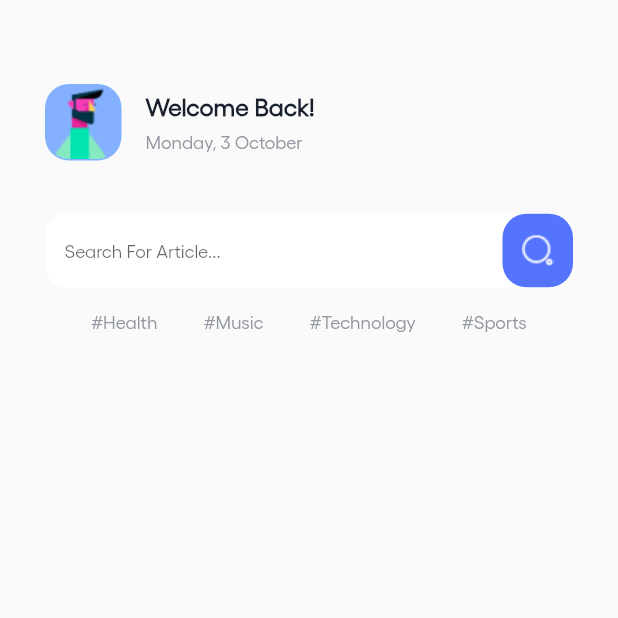
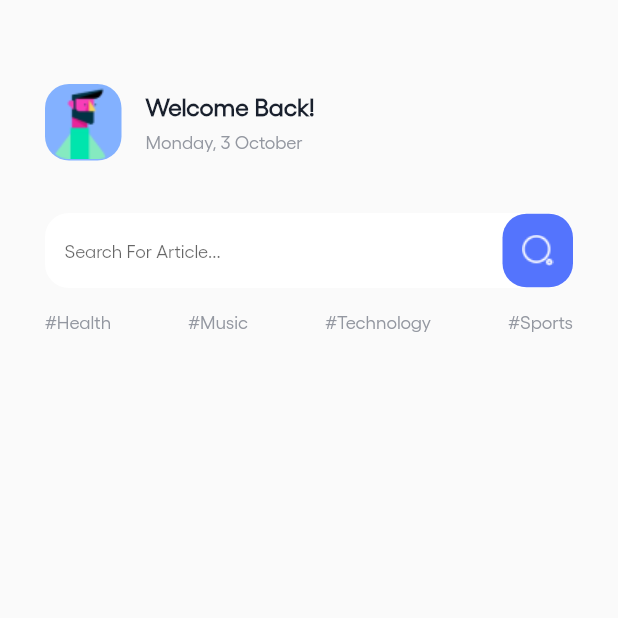
Before and after one commit to Izkumberdu/villarojo_midterm, a Flutter app: the screen it shows after launch, on a phone screen of 412 x 824 dp, the top half of it. Run offline on Flutter 3.47's test engine with Material 2 defaults, Android fonts, the phone set to English and light mode, and no system bars.

Commit message:
applied expanded widget in the health row and wrapped it in a row

```diff
--- a/lib/screens/home_screen.dart
+++ b/lib/screens/home_screen.dart
@@ -96,13 +96,18 @@ class HomeScreen extends StatelessWidget {
             Row(
               mainAxisAlignment: MainAxisAlignment.spaceEvenly,
               children: [
+                Expanded(
+                  child: Row(
+                    mainAxisAlignment: MainAxisAlignment.spaceBetween,
+                    children: [
                       Text(
                         '#Health',
                         style: TextStyle(
                           fontFamily: 'Gellix',
                           fontSize: 12,
                           fontWeight: FontWeight.w500,
-                      color: Color(0xFF9397A0)),
+                          color: Color(0xFF9397A0),
+                        ),
                       ),
                       Text(
                         '#Music',
@@ -110,7 +115,8 @@ class HomeScreen extends StatelessWidget {
                           fontFamily: 'Gellix',
                           fontSize: 12,
                           fontWeight: FontWeight.w500,
-                      color: Color(0xFF9397A0)),
+                          color: Color(0xFF9397A0),
+                        ),
                       ),
                       Text(
                         '#Technology',
@@ -118,7 +124,8 @@ class HomeScreen extends StatelessWidget {
                           fontFamily: 'Gellix',
                           fontSize: 12,
                           fontWeight: FontWeight.w500,
-                      color: Color(0xFF9397A0)),
+                          color: Color(0xFF9397A0),
+                        ),
                       ),
                       Text(
                         '#Sports',
@@ -126,7 +133,11 @@ class HomeScreen extends StatelessWidget {
                           fontFamily: 'Gellix',
                           fontSize: 12,
                           fontWeight: FontWeight.w500,
-                      color: Color(0xFF9397A0)),
+                          color: Color(0xFF9397A0),
+                        ),
+                      ),
+                    ],
+                  ),
                 ),
               ],
             ),
```
Lines whose indentation alone changed are shown as unchanged.
